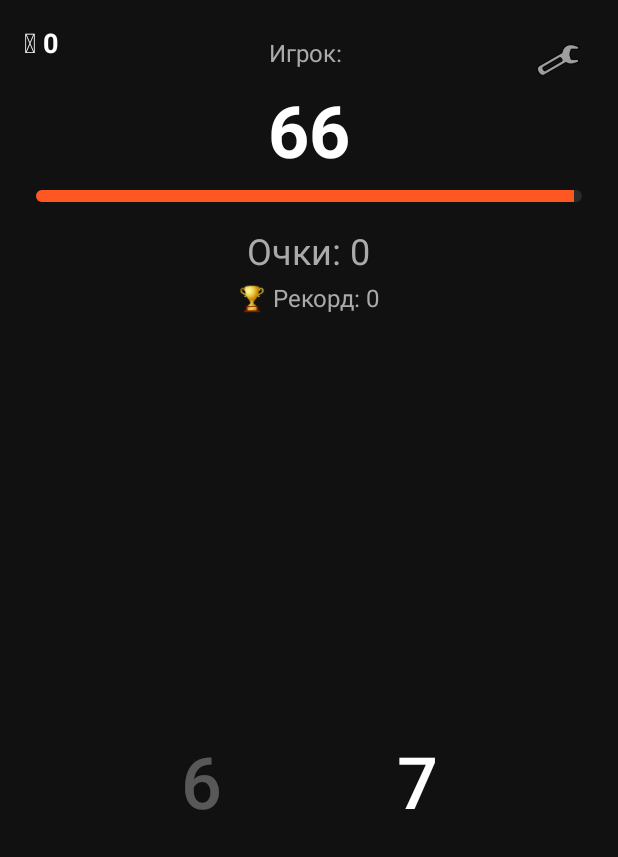
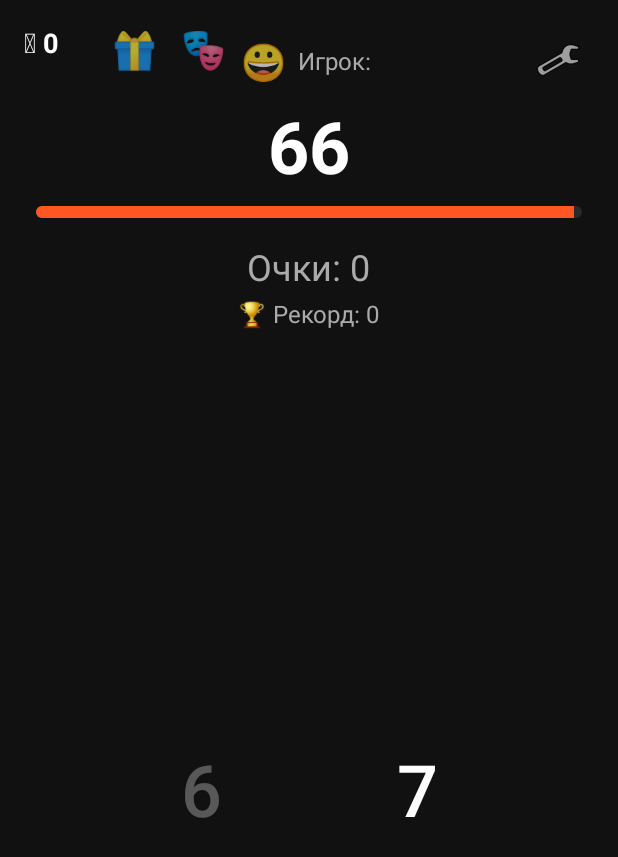
Before and after one commit to NestorAPP/67-gaming, an Android app: the MainActivity screen opened directly, with no data from a screen before it, on a phone screen of 412 x 824 dp. Shown: the top 857 px of the screen. Run offline under Robolectric (Android 15) with nearby library versions, the light colour scheme and no system bars.

Commit message:
Update activity_main.xml

```diff
--- a/app/src/main/res/layout/activity_main.xml
+++ b/app/src/main/res/layout/activity_main.xml
@@ -15,6 +15,35 @@
         android:text="🪙 0"
         android:textSize="18sp"
         android:textStyle="bold" />
+
+    <LinearLayout
+        android:layout_width="wrap_content"
+        android:layout_height="wrap_content"
+        android:layout_alignParentTop="true"
+        android:layout_toEndOf="@id/tvCoins"
+        android:layout_marginTop="12dp"
+        android:layout_marginStart="16dp"
+        android:orientation="horizontal">
+
+        <!-- Кнопка ежедневного бонуса -->
+        <TextView
+            android:id="@+id/btnDailyBonus"
+            android:layout_width="wrap_content"
+            android:layout_height="wrap_content"
+            android:text="🎁"
+            android:textSize="24sp"
+            android:padding="4dp"
+            android:layout_marginEnd="8dp" />
+
+        <!-- Кнопка выбора аватара -->
+        <TextView
+            android:id="@+id/btnAvatars"
+            android:layout_width="wrap_content"
+            android:layout_height="wrap_content"
+            android:text="🎭"
+            android:textSize="24sp"
+            android:padding="4dp" />
+    </LinearLayout>
 
     <ImageButton
         android:id="@+id/btnSettings"
@@ -34,12 +63,27 @@
         android:gravity="center"
         android:padding="24dp">
 
-        <TextView
-            android:id="@+id/tvPlayerName"
+        <LinearLayout
             android:layout_width="wrap_content"
             android:layout_height="wrap_content"
-            android:textSize="16sp"
-            android:layout_marginBottom="8dp" />
+            android:orientation="horizontal"
+            android:gravity="center_vertical"
+            android:layout_marginBottom="8dp">
+
+            <TextView
+                android:id="@+id/tvCurrentAvatar"
+                android:layout_width="wrap_content"
+                android:layout_height="wrap_content"
+                android:text="😀"
+                android:textSize="24sp"
+                android:layout_marginEnd="8dp" />
+
+            <TextView
+                android:id="@+id/tvPlayerName"
+                android:layout_width="wrap_content"
+                android:layout_height="wrap_content"
+                android:textSize="16sp" />
+        </LinearLayout>
 
         <TextView
             android:id="@+id/tvTimer"
```
